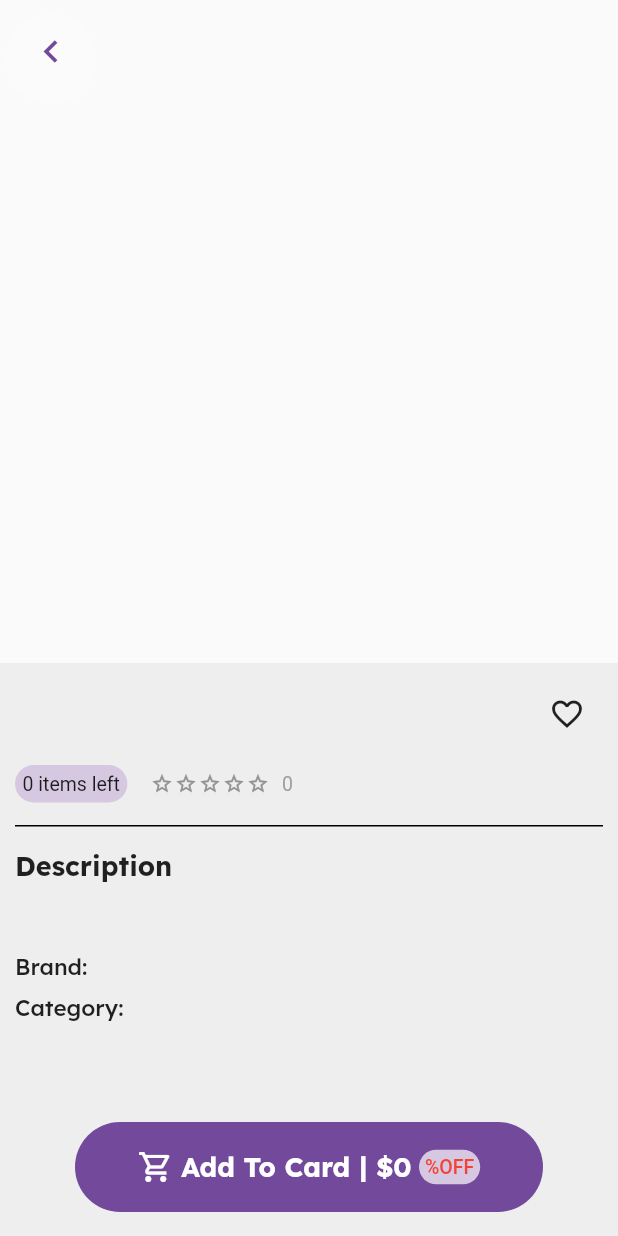
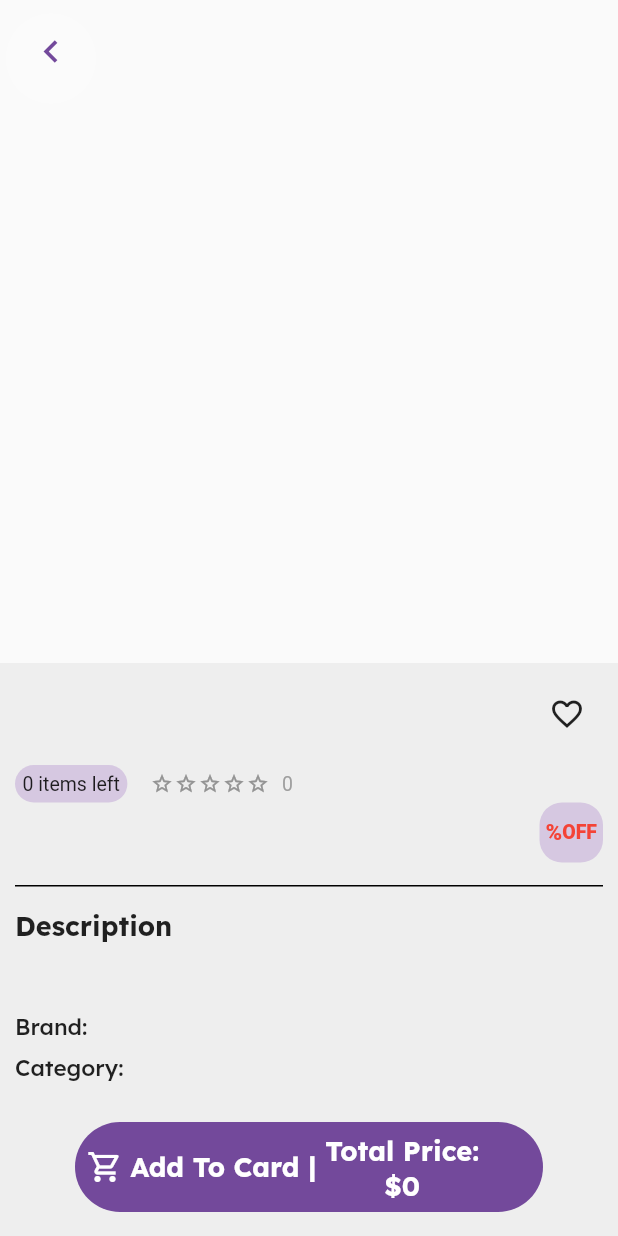
Before and after one commit to yassmenashraf475/flutter_project, a Flutter app: the DetailsScreen screen opened directly with empty values, on a phone screen of 412 x 824 dp. Run offline on Flutter 3.47's test engine with Material 2 defaults, Android fonts, the phone set to English and light mode, and no system bars; drawn by our look-alikes of carousel_slider, flutter_rating_bar; our stand-ins replace animated_background, dio, firebase_auth, firebase_core, lottie; accounts and stored records are empty; network calls fail.

Commit message:
modified on details Screen and home Screen

```diff
--- a/lib/modules/details/details_screen.dart
+++ b/lib/modules/details/details_screen.dart
@@ -54,18 +54,39 @@ class _DetailsScreenState extends State<DetailsScreen> {
             color: Color(0xFF73499B),
           ),
           child: Row(
-            mainAxisAlignment: MainAxisAlignment.center,
+            //mainAxisAlignment: MainAxisAlignment.center,
+            children: [
+              GestureDetector(
+                onTap: () {},
+                child: Row(
                   children: [
                     Icon(
                       Icons.shopping_cart_outlined,
                       color: Colors.white,
                     ),
                     SizedBox(
-                width:5,
+                      width: 5,
                     ),
                     RichText(
                       text: TextSpan(
-                  text: 'Add To Card | \$${widget.product.price}',
+                        text: 'Add To Card | ',
+                        style: TextStyle(
+                          fontFamily: "fonttry",
+                          fontSize: 18,
+                          fontWeight: FontWeight.bold,
+                        ).copyWith(color: Colors.white),
+                      ),
+                    ),
+                  ],
+                ),
+              ),
+              Padding(
+                padding: const EdgeInsets.only(top: 8.0),
+                child: Column(
+                  children: [
+                    RichText(
+                      text: TextSpan(
+                        text: 'Total Price:',
                         style: TextStyle(
                             fontFamily: "fonttry",
                             fontSize: 18,
@@ -73,37 +94,21 @@ class _DetailsScreenState extends State<DetailsScreen> {
                         ).copyWith(color: Colors.white),
                       ),
                     ),
-              SizedBox(
-                width: 5,
-              ),
-              Container(
-                padding: EdgeInsets.all(4),
-                decoration: BoxDecoration(
-                    color: Color(0xFFD6C8E1),
-                    borderRadius: BorderRadius.circular(15)
-                ),
-                child: Row(
-                  children: [
-                    Text(
-                      '${widget.product.discountPercentage}%',
-                      maxLines: 2,
+                    RichText(
+                      text: TextSpan(
+                        text: '\$${widget.product.price}',
                         style: TextStyle(
-                        fontSize: 13,
-                        fontWeight: FontWeight.w500,
-                        color: Colors.red, // You can customize the color
-                      ),
-                    ),
-                    Text(
-                      'OFF',
-                      maxLines: 2,
-                      style: TextStyle(
-                        fontSize: 13,
-                        fontWeight: FontWeight.w500,
-                        color: Colors.red, // You can customize the color
+                            fontFamily: "fonttry",
+                            fontSize: 18,
+                            fontWeight: FontWeight.bold
+                        ).copyWith(color: Colors.white),
                       ),
                     ),
                   ],
                 ),
+              ),
+              SizedBox(
+                width: 5,
               ),
             ],
           ),
@@ -271,13 +276,45 @@ class _DetailsScreenState extends State<DetailsScreen> {
                                   ).copyWith(color: Colors.grey)
                               )
                           ),
-                          // Text(
-                          //   '3.0',
-                          //   style: TextStyle(
-                          //     fontSize: 13,
-                          //   ),
-                          // ),
+                          SizedBox(
+                            width: 25,
+                          ),
                         ],
+                      ),
+                      Align(
+                        alignment: Alignment.centerRight,
+                        child: Container(
+                          height: 40,
+                          padding: EdgeInsets.all(4),
+                          decoration: BoxDecoration(
+                              color: Color(0xFFD6C8E1),
+                              borderRadius: BorderRadius.circular(15)
+                          ),
+                          child: Row(
+                            mainAxisSize: MainAxisSize.min,
+                            children: [
+                              Text(
+                                '${widget.product.discountPercentage}%',
+                                maxLines: 2,
+                                style: TextStyle(
+                                  fontSize: 15,
+                                  fontWeight: FontWeight.w900,
+                                  color: Colors.red, // You can customize the color
+                                ),
+                              ),
+                              Text(
+                                'OFF',
+                                maxLines: 2,
+                                overflow: TextOverflow.ellipsis,
+                                style: TextStyle(
+                                  fontSize: 13,
+                                  fontWeight: FontWeight.w900,
+                                  color: Colors.red, // You can customize the color
+                                ),
+                              ),
+                            ],
+                          ),
+                        ),
                       ),
                       SizedBox(
                         height: 15,
```
Lines whose indentation alone changed are shown as unchanged.
